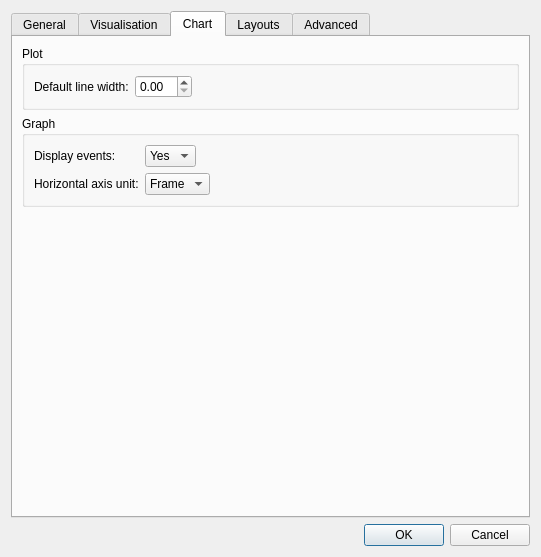
Biomechanical-ToolKit/BTKCore, file Tools/Mokka/Preferences.ui: the form before one commit.
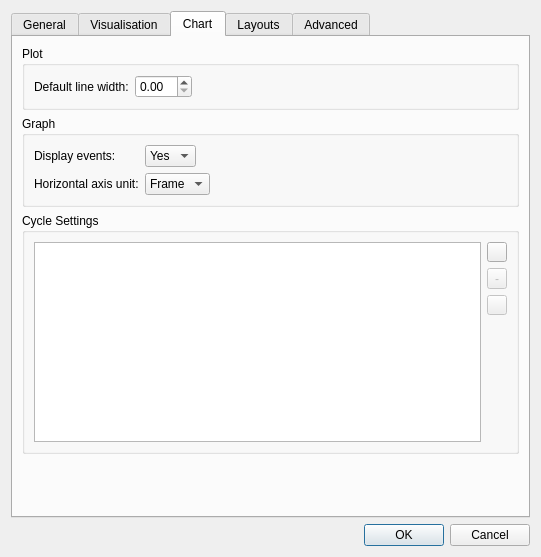
The form after the commit. The open tabs and pages were chosen to show the change. Icons and pictures are not drawn. Custom widgets are drawn as their Qt base class.

Commit message: [UPD] Preferences for cycles' definition implemented under Windows and Linux (Still need more tests to validate all interactions).

Diff of the .ui file:
```diff
--- a/Tools/Mokka/Preferences.ui
+++ b/Tools/Mokka/Preferences.ui
@@ -724,6 +724,132 @@
          </layout>
         </widget>
        </item>
+       <item>
+        <widget class="QGroupBox" name="groupBox_13">
+         <property name="title">
+          <string>Cycle Settings</string>
+         </property>
+         <layout class="QHBoxLayout" name="horizontalLayout_2">
+          <item>
+           <widget class="QListWidget" name="chartCycleSettingsList">
+            <property name="minimumSize">
+             <size>
+              <width>0</width>
+              <height>200</height>
+             </size>
+            </property>
+            <property name="alternatingRowColors">
+             <bool>true</bool>
+            </property>
+           </widget>
+          </item>
+          <item>
+           <layout class="QVBoxLayout" name="verticalLayout_11">
+            <property name="spacing">
+             <number>6</number>
+            </property>
+            <item>
+             <widget class="QToolButton" name="addChartCycleButton">
+              <property name="minimumSize">
+               <size>
+                <width>20</width>
+                <height>20</height>
+               </size>
+              </property>
+              <property name="toolTip">
+               <string>Add one cycle setting</string>
+              </property>
+              <property name="text">
+               <string/>
+              </property>
+              <property name="icon">
+               <iconset resource="images.qrc">
+                <normaloff>:/Resources/Images/add.png</normaloff>:/Resources/Images/add.png</iconset>
+              </property>
+              <property name="iconSize">
+               <size>
+                <width>12</width>
+                <height>12</height>
+               </size>
+              </property>
+             </widget>
+            </item>
+            <item>
+             <widget class="QToolButton" name="removeChartCycleButton">
+              <property name="enabled">
+               <bool>false</bool>
+              </property>
+              <property name="minimumSize">
+               <size>
+                <width>20</width>
+                <height>20</height>
+               </size>
+              </property>
+              <property name="toolTip">
+               <string>Remove selected cycle setting</string>
+              </property>
+              <property name="text">
+               <string>-</string>
+              </property>
+              <property name="icon">
+               <iconset resource="images.qrc">
+                <normaloff>:/Resources/Images/delete.png</normaloff>:/Resources/Images/delete.png</iconset>
+              </property>
+              <property name="iconSize">
+               <size>
+                <width>12</width>
+                <height>12</height>
+               </size>
+              </property>
+             </widget>
+            </item>
+            <item>
+             <widget class="QToolButton" name="editChartCycleButton">
+              <property name="enabled">
+               <bool>false</bool>
+              </property>
+              <property name="minimumSize">
+               <size>
+                <width>20</width>
+                <height>20</height>
+               </size>
+              </property>
+              <property name="toolTip">
+               <string>Edit selected cycle setting</string>
+              </property>
+              <property name="text">
+               <string/>
+              </property>
+              <property name="icon">
+               <iconset resource="images.qrc">
+                <normaloff>:/Resources/Images/edit-bw.png</normaloff>:/Resources/Images/edit-bw.png</iconset>
+              </property>
+              <property name="iconSize">
+               <size>
+                <width>12</width>
+                <height>12</height>
+               </size>
+              </property>
+             </widget>
+            </item>
+            <item>
+             <spacer name="horizontalSpacer_35">
+              <property name="orientation">
+               <enum>Qt::Vertical</enum>
+              </property>
+              <property name="sizeHint" stdset="0">
+               <size>
+                <width>10</width>
+                <height>40</height>
+               </size>
+              </property>
+             </spacer>
+            </item>
+           </layout>
+          </item>
+         </layout>
+        </widget>
+       </item>
        <item>
         <spacer name="verticalSpacer_4">
          <property name="orientation">
```
Left out of the diff: 6 changed lines with no effect on the pictures. The commit also changes 11 other files.
